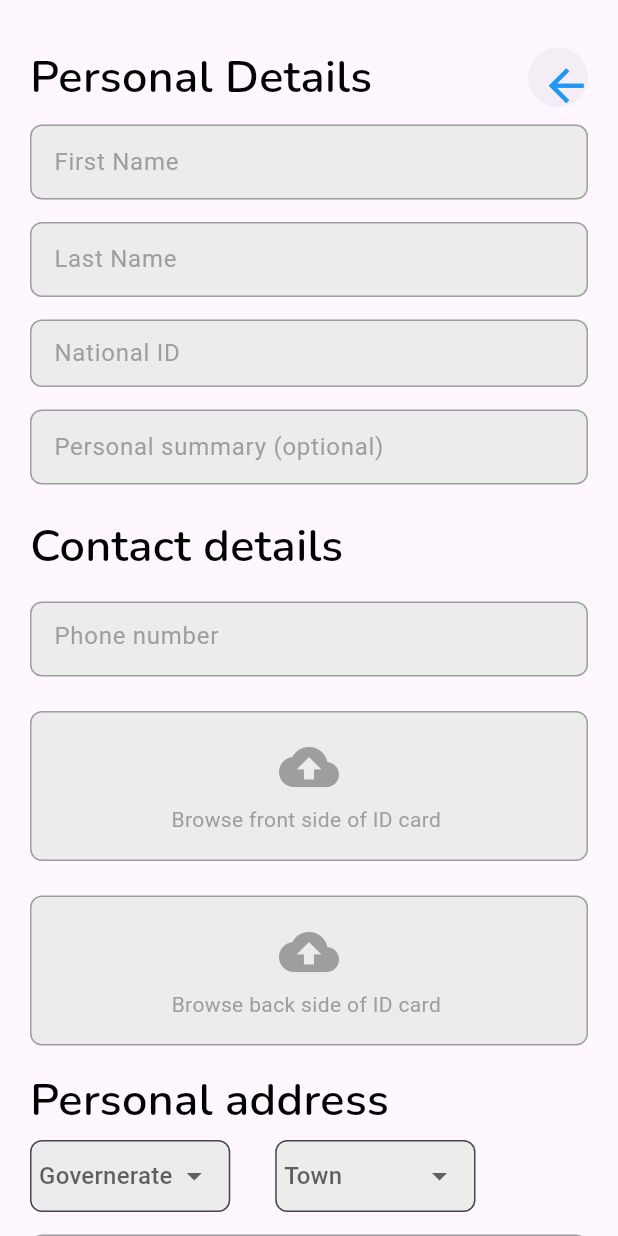
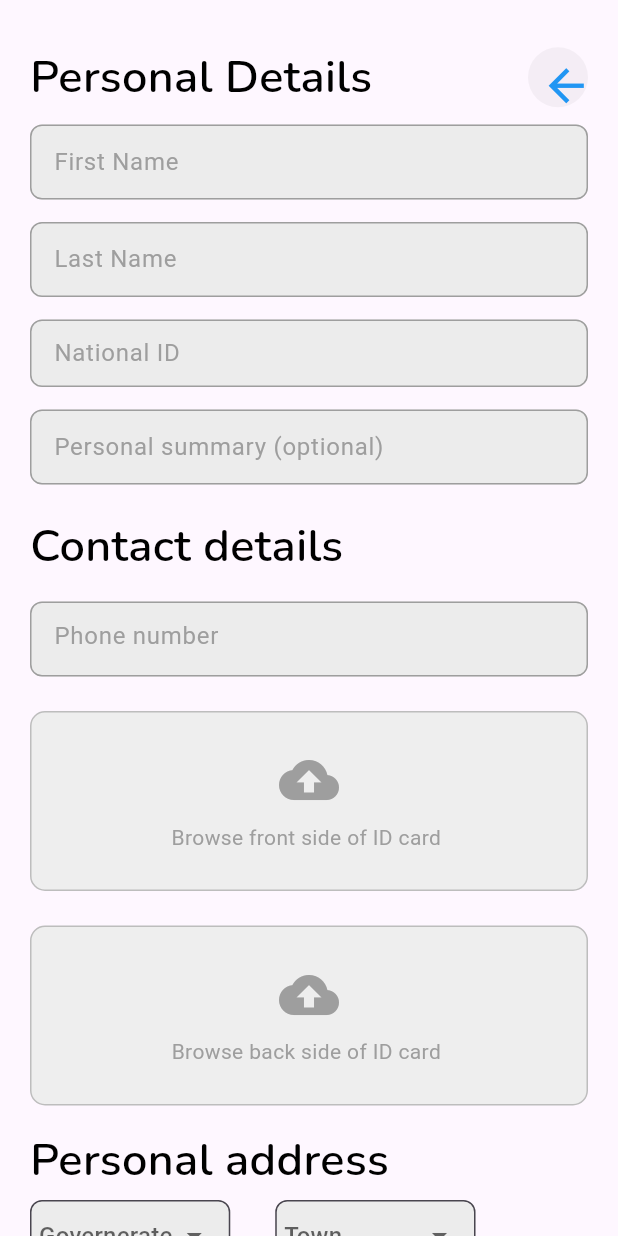
Before and after one commit to YousefHegazy2/graduation_project, a Flutter app: the SignupDetails screen opened directly with empty values, on a phone screen of 412 x 824 dp. Run offline on Flutter 3.47's test engine with Material 3 defaults, Android fonts, the phone set to English and light mode, and no system bars; our stand-ins replace animated_bottom_navigation_bar, awesome_dialog, bloc, dartz, device_preview, dio and 9 more; missing offline and left inert: local_hero_transform; accounts and stored records are empty.

```diff
--- a/lib/cores/params/sinup_params.dart
+++ b/lib/cores/params/sinup_params.dart
@@ -1,7 +1,9 @@
+import 'package:dio/dio.dart';
+
 class SignupParams {
-  final String profileImage;
-  final String idImageFront;
-  final String idImageBack;
+  final MultipartFile profileImage;
+  final MultipartFile idImageFront;
+  final MultipartFile idImageBack;
   final String firstName;
   final String lastName;
   final String userName;
@@ -30,4 +32,23 @@ class SignupParams {
     required this.town,
     required this.address,
   });
+
+  FormData toFormData() {
+    return FormData.fromMap({
+      "ProfileImage": profileImage,
+      "IDImageFront": idImageFront,
+      "IDImageBack": idImageBack,
+      "FirstName": firstName,
+      "LastName": lastName,
+      "UserName": userName,
+      "Email": emailConfirmed,
+      "Password": password,
+      "NationalID": nationalID,
+      "PersonalSummary": personalSummary,
+      "PhoneNumber": phoneNumber,
+      "Governorate": governorate,
+      "Town": town,
+      "Address": address,
+    });
+  }
 }
--- a/lib/features/login_and_signup/widgets/image_upload_field.dart
+++ b/lib/features/login_and_signup/widgets/image_upload_field.dart
@@ -1,15 +1,19 @@
 import 'dart:io';
 import 'package:flutter/material.dart';
 import 'package:image_picker/image_picker.dart';
-import 'package:rentora_app/constant.dart';
 
 class ImageUploadField extends StatefulWidget {
   final String hinttext;
+  final void Function(File) onImageSelected;
 
-  const ImageUploadField({Key? key, required this.hinttext}) : super(key: key);
+  const ImageUploadField({
+    Key? key,
+    required this.hinttext,
+    required this.onImageSelected,
+  }) : super(key: key);
 
   @override
-  _ImageUploadFieldState createState() => _ImageUploadFieldState();
+  State<ImageUploadField> createState() => _ImageUploadFieldState();
 }
 
 class _ImageUploadFieldState extends State<ImageUploadField> {
@@ -20,9 +24,11 @@ class _ImageUploadFieldState extends State<ImageUploadField> {
     final pickedFile = await _picker.pickImage(source: ImageSource.gallery);
 
     if (pickedFile != null) {
+      final file = File(pickedFile.path);
       setState(() {
-        _image = File(pickedFile.path);
+        _image = file;
       });
+      widget.onImageSelected(file); // Send image to parent
     }
   }
 
@@ -35,26 +41,28 @@ class _ImageUploadFieldState extends State<ImageUploadField> {
         InkWell(
           onTap: _pickImage,
           child: Container(
-            height: 100,
+            height: 120,
             decoration: BoxDecoration(
-              color: kPrimaryColorPhoto,
-              borderRadius: BorderRadius.circular(8),
-              border: Border.all(color: PorderRadiusColor),
+              color: Colors.grey[200],
+              borderRadius: BorderRadius.circular(10),
+              border: Border.all(color: Colors.grey.shade400),
             ),
             child: _image == null
                 ? Center(
                     child: Column(
                       mainAxisAlignment: MainAxisAlignment.center,
                       children: [
-                        Icon(Icons.cloud_upload, color: Colors.grey, size: 40),
-                        const SizedBox(height: 5),
-                        Text(widget.hinttext,
-                            style: TextStyle(color: Colors.grey)),
+                        const Icon(Icons.cloud_upload, color: Colors.grey, size: 40),
+                        const SizedBox(height: 8),
+                        Text(
+                          widget.hinttext,
+                          style: const TextStyle(color: Colors.grey),
+                        ),
                       ],
                     ),
                   )
                 : ClipRRect(
-                    borderRadius: BorderRadius.circular(8),
+                    borderRadius: BorderRadius.circular(10),
                     child: Image.file(
                       _image!,
                       fit: BoxFit.cover,
```
Also changed, not shown: lib/cores/vaildators/validator.dart (added, +77 -0 lines), lib/features/login_and_signup/repositery/login_and_sinup_repo.dart (+8 -0 lines), lib/features/login_and_signup/widgets/signup_details_screen_body.dart (+51 -13 lines).
